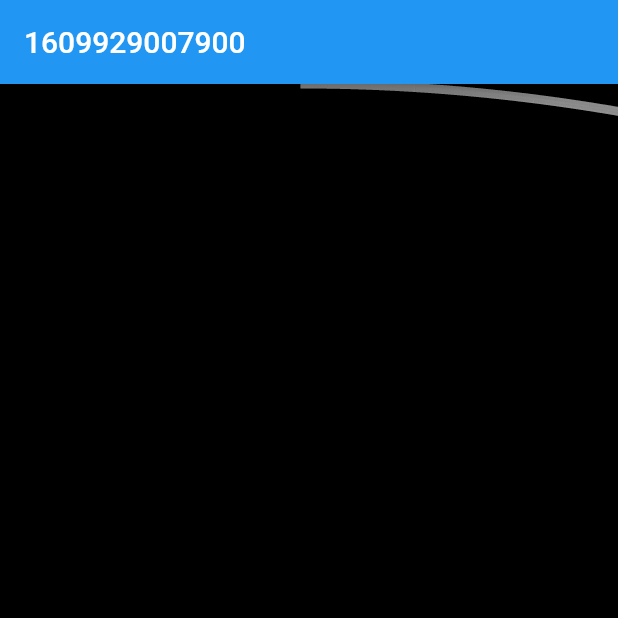
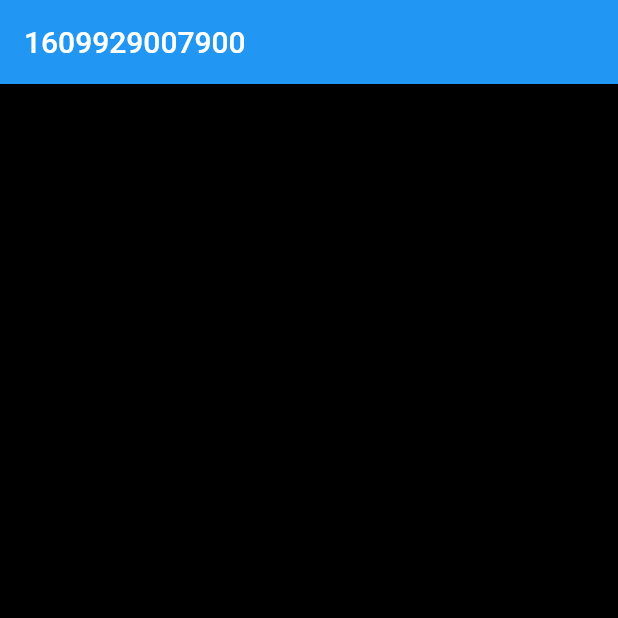
Before and after one commit to SpiciedCrab/FishLab, a Flutter app: the screen it shows after launch, on a phone screen of 412 x 824 dp, the top half of it. Run offline on Flutter 3.47's test engine with Material 2 defaults, Android fonts, the phone set to English and light mode, and no system bars.

Commit message:
很多闪电

```diff
--- a/SnowAlltheTime/find_the_fish/lib/snow/snow_bg.dart
+++ b/SnowAlltheTime/find_the_fish/lib/snow/snow_bg.dart
@@ -81,7 +81,7 @@ class _SnowBgState extends State<SnowBg>  {
     );
   }
 
-  var thunder = ThunderPoint();
+  var thunder = [ThunderPoint(), ThunderPoint(), ThunderPoint()];
   Widget falldown() {
     return CustomPaint(
       // painter: FalldownPainter
--- a/SnowAlltheTime/find_the_fish/lib/thunder/thunder_painter.dart
+++ b/SnowAlltheTime/find_the_fish/lib/thunder/thunder_painter.dart
@@ -5,7 +5,7 @@ import 'dart:ui' as ui;
 import 'package:flutter/material.dart';
 
 class ThunderPoint {
-  double x = 200;
+  double x = 0;
   double y = 0;
   double ay = 0.00009;
   double vy = 0;
@@ -16,45 +16,60 @@ class ThunderPoint {
   bool lock = false;
   List<ThunderPoint> subThunders = [];
 
+  ThunderPoint() {
+    _setup();
+  }
+
+  _setup() {
+    x = 100 + Random().nextInt(300).toDouble();
+    ay = 0.0001 * (0.5 + Random().nextInt(50) / 100);
+    alpha = Random().nextInt(10) / 10;
+    va = 0.0001;
+  }
+
   void split() {
-    bool random = Random().nextInt(100) % 10 == 1;
+    bool random = Random().nextInt(100) * (y.toInt() ~/ 100) % 2 == 1;
     if(random) {
       lock = true;
-      splitValue = -1;
-      subThunders.add(ThunderPoint()..x = x..y = y..alpha = alpha..splitValue = 1);
+      double randomInt = Random().nextBool() ? 1 : -1;
+      splitValue = randomInt;
+      subThunders.add(ThunderPoint()..x = x..y = y..alpha = alpha..splitValue = -randomInt);
       // subThunders.add(ThunderPoint()..x = x..y = y..alpha = alpha..splitValue = -0.8);
     }
   }
   reset() {
     y = 0;
-    x = 200;
     vy = 0;
     offsets.clear();
     subThunders.clear();
-    alpha = 1;
+    _setup();
     lock = false;
   }
 }
 
 class ThunderPainter extends CustomPainter {
 
-  ThunderPoint thunder;
+  List<ThunderPoint> thunders;
 
-  ThunderPainter(this.thunder);
+  ThunderPainter(this.thunders);
 
   var painter = Paint()..strokeWidth = 1
     ..color = Colors.white
+    ..strokeCap = ui.StrokeCap.square
     ..style = PaintingStyle.stroke;
 
   @override
   void paint(Canvas canvas, Size size) {
-    List<Offset> current = [];
     void thunderDrawing(ThunderPoint t) {
       if(t.y <= size.height && t.alpha > 0) {
-        for(int i = 0; i <= 200 ;i ++) {
+        var randomMax = Random().nextInt(500);
+        for(int i = 0; i <= randomMax ;i ++) {
           double randomInt = (Random().nextBool() ? 1 : -1);
-          var value = randomInt *  (Random().nextInt(30)  / 30) ;
+          var value = randomInt *  (t.splitValue == null ? (Random().nextInt(30)  / 1000) : Random().nextInt(100)  / 100) ;
           double finalValue = randomInt * (t.splitValue ?? 0)  >= 0 ? value * 1 : value * 0.85;
+          if(t.splitValue != 0) {
+            finalValue = finalValue * 1.5;
+          }
           t.x = t.x + finalValue ;
           t.vy = t.ay + t.vy;
           t.y = t.y + t.vy;
@@ -71,21 +86,24 @@ class ThunderPainter extends CustomPainter {
       }
     }
 
+    for(var thunder in thunders) {
       thunderDrawing(thunder);
       canvas.drawPoints(ui.PointMode.polygon, thunder.offsets, painter
         ..color = Colors.white.withOpacity(thunder.alpha)
       // ..shader = ui.Gradient.sweep(
       //     Offset(size.width / 2, size.height / 2), [ Colors.transparent, Colors.white,])
-      ..strokeWidth = 15 * (size.height - thunder.y) / size.height);
+        ..strokeWidth = Random().nextInt(5) * (size.height - thunder.y) / size.height);
 
 
       thunder.subThunders.forEach((element) => thunderDrawing(element));
 
       thunder.subThunders.forEach((element) => canvas.drawPoints(ui.PointMode.polygon, element.offsets, painter
         ..shader = ui.Gradient.sweep(
-          Offset(size.width / 2, size.height / 2), [Colors.transparent, Colors.white,])
+            Offset(size.width / 2, size.height / 2), [Colors.transparent, Colors.white.withOpacity(element.alpha),])
       // ..color = Colors.white.withOpacity(element.alpha)
-      ..strokeWidth = 5 * (size.height - element.y) / size.height));
+        ..strokeWidth = 2 * (size.height - element.y) / size.height));
+    }
+
 
   }
 
```
Lines whose indentation alone changed are shown as unchanged.
